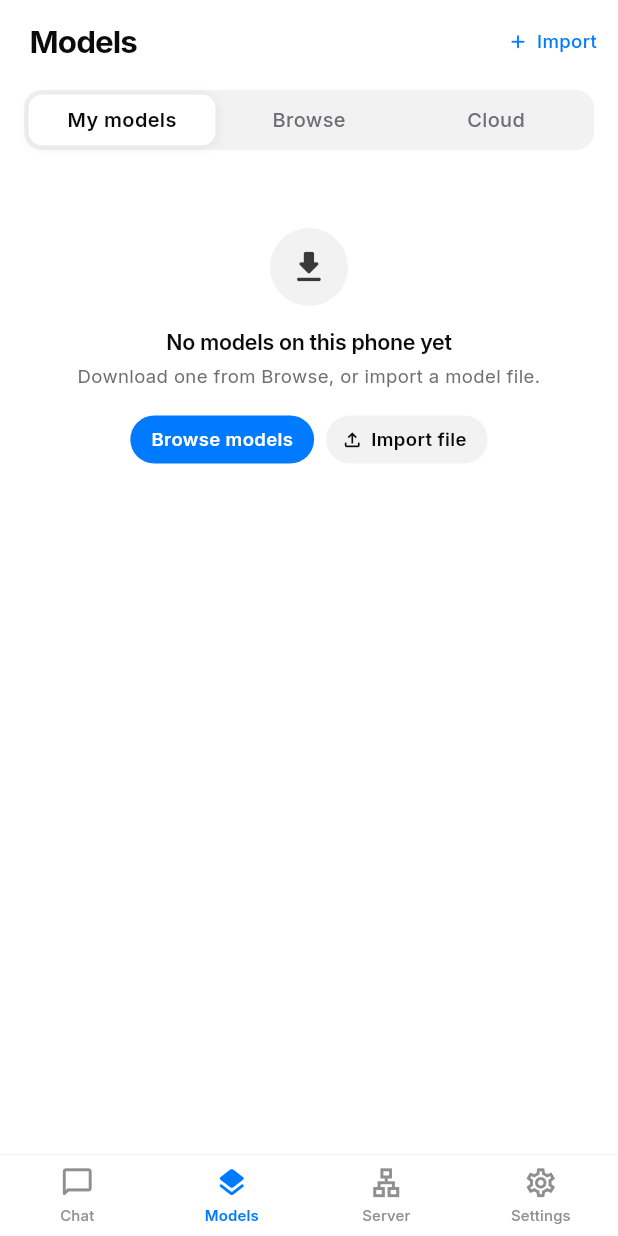
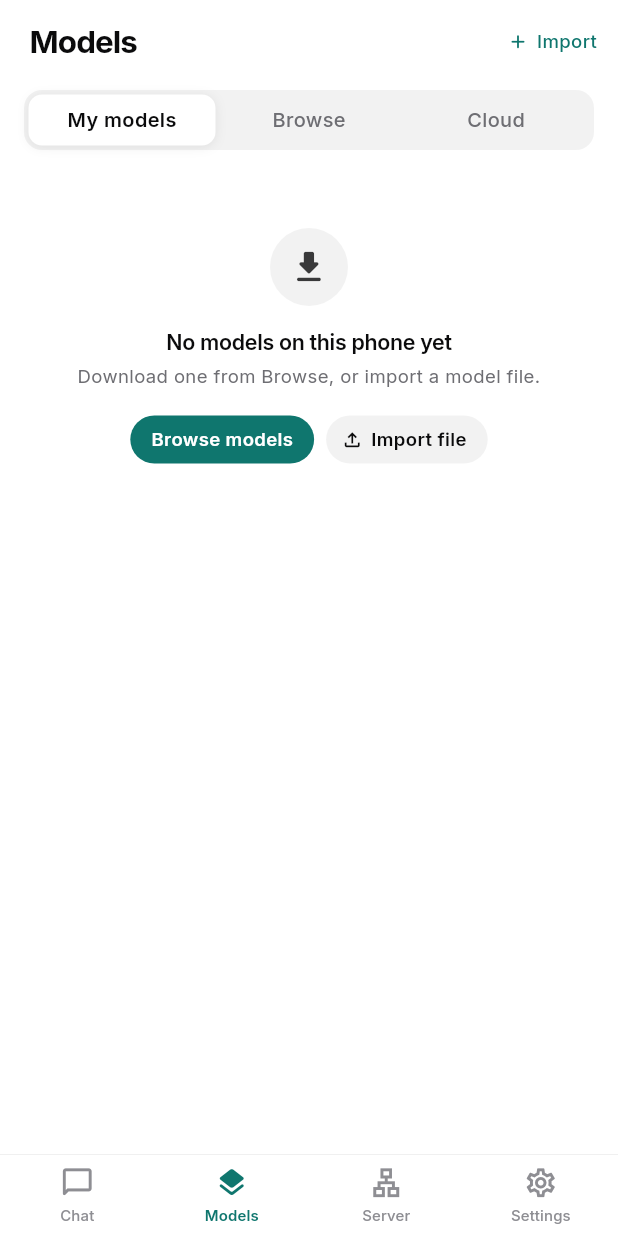
Before and after one commit to Omatsulijoshua/OpenLM, a Flutter app: the screen it shows after launch, after a tap on "No model on this device", on a phone screen of 412 x 824 dp. Run offline on Flutter 3.47's test engine with Material 3 defaults, Android fonts, the phone set to English and light mode, and no system bars; our stand-ins replace device_info_plus, dio, file_picker, firebase_core, firebase_crashlytics, flutter_local_notifications and 13 more; missing offline and left inert: dart:ffi, dart:js_interop, flutter_background_service, gal, mobile_scanner, syncfusion_flutter_pdf; accounts and stored records are empty; network calls fail; statements that could not run were skipped.

Commit message:
Add Joshua fork branding and teal UI

```diff
--- /dev/null
+++ b/lib/core/brand.dart
@@ -0,0 +1,9 @@
+/// Identity for this independently maintained OpenLM fork.
+class AppBrand {
+  AppBrand._();
+
+  static const name = 'OpenLM';
+  static const author = 'Omatsuli Joshua Toritseju';
+  static const tagline = 'A little space for big ideas.';
+  static const repository = 'Omatsulijoshua/OpenLM';
+}
--- a/lib/core/colors.dart
+++ b/lib/core/colors.dart
@@ -4,8 +4,8 @@ class AppColors {
   AppColors._();
 
   // ── Apple System Colors ──
-  static const Color primary = Color(0xFF007AFF);
-  static const Color primaryDim = Color(0xFF0A84FF);
+  static const Color primary = Color(0xFF0F766E);
+  static const Color primaryDim = Color(0xFF0B8278);
   static const Color secondary = Color(0xFF5856D6);
 
   // Semantic
@@ -26,7 +26,7 @@ class AppColors {
   static const Color card = Color(0xFF1C1C1E);
 
   // Chat Bubbles
-  static const Color userBubble = Color(0xFF007AFF);
+  static const Color userBubble = Color(0xFF0F766E);
   static const Color aiBubble = Color(0xFF1C1C1E);
   static const Color cmdBubble = Color(0xFF1A2E1A);
 
--- a/lib/core/theme.dart
+++ b/lib/core/theme.dart
@@ -32,7 +32,7 @@ class AppTheme {
       dividerColor: separator,
       colorScheme: ColorScheme(
         brightness: brightness,
-        primary: isDark ? const Color(0xFF0A84FF) : AppColors.primary,
+        primary: isDark ? const Color(0xFF0B8278) : AppColors.primary,
         onPrimary: Colors.white,
         secondary: AppColors.secondary,
         onSecondary: textPrimary,
@@ -61,7 +61,7 @@ class AppTheme {
           fontWeight: FontWeight.w600,
           color: textPrimary,
         ),
-        iconTheme: IconThemeData(color: isDark ? const Color(0xFF0A84FF) : AppColors.primary),
+        iconTheme: IconThemeData(color: isDark ? const Color(0xFF0B8278) : AppColors.primary),
         systemOverlayStyle: isDark ? SystemUiOverlayStyle.light : SystemUiOverlayStyle.dark,
       ),
 
@@ -79,7 +79,7 @@ class AppTheme {
       // ── Bottom Nav ──
       bottomNavigationBarTheme: BottomNavigationBarThemeData(
         backgroundColor: bg,
-        selectedItemColor: isDark ? const Color(0xFF0A84FF) : AppColors.primary,
+        selectedItemColor: isDark ? const Color(0xFF0B8278) : AppColors.primary,
         unselectedItemColor: textMuted,
         type: BottomNavigationBarType.fixed,
         elevation: 0,
@@ -102,7 +102,7 @@ class AppTheme {
         ),
         focusedBorder: OutlineInputBorder(
           borderRadius: BorderRadius.circular(12),
-          borderSide: BorderSide(color: isDark ? const Color(0xFF0A84FF) : AppColors.primary, width: 1),
+          borderSide: BorderSide(color: isDark ? const Color(0xFF0B8278) : AppColors.primary, width: 1),
         ),
         hintStyle: GoogleFonts.inter(color: textMuted, fontSize: 15),
         labelStyle: GoogleFonts.inter(color: textMuted, fontSize: 14),
@@ -111,7 +111,7 @@ class AppTheme {
       // ── Buttons ──
       elevatedButtonTheme: ElevatedButtonThemeData(
         style: ElevatedButton.styleFrom(
-          backgroundColor: isDark ? const Color(0xFF0A84FF) : AppColors.primary,
+          backgroundColor: isDark ? const Color(0xFF0B8278) : AppColors.primary,
           foregroundColor: Colors.white,
           elevation: 0,
           padding: const EdgeInsets.symmetric(horizontal: 24, vertical: 14),
@@ -122,7 +122,7 @@ class AppTheme {
 
       outlinedButtonTheme: OutlinedButtonThemeData(
         style: OutlinedButton.styleFrom(
-          foregroundColor: isDark ? const Color(0xFF0A84FF) : AppColors.primary,
+          foregroundColor: isDark ? const Color(0xFF0B8278) : AppColors.primary,
           side: BorderSide(color: separator),
           padding: const EdgeInsets.symmetric(horizontal: 20, vertical: 12),
           shape: RoundedRectangleBorder(borderRadius: BorderRadius.circular(12)),
@@ -132,14 +132,14 @@ class AppTheme {
 
       textButtonTheme: TextButtonThemeData(
         style: TextButton.styleFrom(
-          foregroundColor: isDark ? const Color(0xFF0A84FF) : AppColors.primary,
+          foregroundColor: isDark ? const Color(0xFF0B8278) : AppColors.primary,
           textStyle: GoogleFonts.inter(fontSize: 15, fontWeight: FontWeight.w500),
         ),
       ),
 
       filledButtonTheme: FilledButtonThemeData(
         style: FilledButton.styleFrom(
-          backgroundColor: isDark ? const Color(0xFF0A84FF) : AppColors.primary,
+          backgroundColor: isDark ? const Color(0xFF0B8278) : AppColors.primary,
           foregroundColor: Colors.white,
           elevation: 0,
           padding: const EdgeInsets.symmetric(horizontal: 20, vertical: 12),
@@ -167,7 +167,7 @@ class AppTheme {
       ),
 
       sliderTheme: SliderThemeData(
-        activeTrackColor: isDark ? const Color(0xFF0A84FF) : AppColors.primary,
+        activeTrackColor: isDark ? const Color(0xFF0B8278) : AppColors.primary,
         inactiveTrackColor: surfaceHigh,
         thumbColor: Colors.white,
         overlayColor: AppColors.primary.withValues(alpha: 0.1),
@@ -178,7 +178,7 @@ class AppTheme {
       // ── Chips ──
       chipTheme: ChipThemeData(
         backgroundColor: surface,
-        selectedColor: (isDark ? const Color(0xFF0A84FF) : AppColors.primary).withValues(alpha: 0.14),
+        selectedColor: (isDark ? const Color(0xFF0B8278) : AppColors.primary).withValues(alpha: 0.14),
         labelStyle: GoogleFonts.inter(fontSize: 13, fontWeight: FontWeight.w500),
         shape: RoundedRectangleBorder(borderRadius: BorderRadius.circular(20)),
         side: BorderSide(color: separator),
@@ -189,11 +189,11 @@ class AppTheme {
       segmentedButtonTheme: SegmentedButtonThemeData(
         style: ButtonStyle(
           backgroundColor: WidgetStateProperty.resolveWith((states) {
-            if (states.contains(WidgetState.selected)) return (isDark ? const Color(0xFF0A84FF) : AppColors.primary).withValues(alpha: 0.14);
+            if (states.contains(WidgetState.selected)) return (isDark ? const Color(0xFF0B8278) : AppColors.primary).withValues(alpha: 0.14);
             return Colors.transparent;
           }),
           foregroundColor: WidgetStateProperty.resolveWith((states) {
-            if (states.contains(WidgetState.selected)) return isDark ? const Color(0xFF0A84FF) : AppColors.primary;
+            if (states.contains(WidgetState.selected)) return isDark ? const Color(0xFF0B8278) : AppColors.primary;
             return textMuted;
           }),
           side: WidgetStateProperty.all(BorderSide(color: separator)),
@@ -214,7 +214,7 @@ class AppTheme {
         shape: const RoundedRectangleBorder(borderRadius: BorderRadius.vertical(top: Radius.circular(16))),
       ),
       floatingActionButtonTheme: FloatingActionButtonThemeData(
-        backgroundColor: isDark ? const Color(0xFF0A84FF) : AppColors.primary,
+        backgroundColor: isDark ? const Color(0xFF0B8278) : AppColors.primary,
         foregroundColor: Colors.white,
         elevation: 0,
         shape: RoundedRectangleBorder(borderRadius: BorderRadius.circular(16)),
@@ -227,12 +227,12 @@ class AppTheme {
       ),
       radioTheme: RadioThemeData(
         fillColor: WidgetStateProperty.resolveWith((states) {
-          if (states.contains(WidgetState.selected)) return isDark ? const Color(0xFF0A84FF) : AppColors.primary;
+          if (states.contains(WidgetState.selected)) return isDark ? const Color(0xFF0B8278) : AppColors.primary;
           return textMuted;
         }),
       ),
       progressIndicatorTheme: ProgressIndicatorThemeData(
-        color: isDark ? const Color(0xFF0A84FF) : AppColors.primary,
+        color: isDark ? const Color(0xFF0B8278) : AppColors.primary,
         linearTrackColor: surfaceHigh,
       ),
       snackBarTheme: SnackBarThemeData(
@@ -247,8 +247,8 @@ class AppTheme {
   // Bubble colors
   static Color userBubbleColor(BuildContext context) {
     return Theme.of(context).brightness == Brightness.dark
-        ? const Color(0xFF0A84FF)
-        : const Color(0xFF007AFF);
+        ? const Color(0xFF0B8278)
+        : const Color(0xFF0F766E);
   }
 
   static Color aiBubbleColor(BuildContext context) {
--- a/lib/core/ui.dart
+++ b/lib/core/ui.dart
@@ -54,7 +54,7 @@ class AppTokens {
       text: d ? Colors.white : const Color(0xFF0B0B0C),
       muted: d ? const Color(0xFF8E8E93) : const Color(0xFF6E6E73),
       faint: d ? const Color(0xFF5A5A5F) : const Color(0xFFAEAEB2),
-      accent: d ? const Color(0xFF0A84FF) : const Color(0xFF007AFF),
+      accent: d ? const Color(0xFF0B8278) : const Color(0xFF0F766E),
       surface: d ? const Color(0xFF141416) : const Color(0xFFF5F5F7),
       surfacePressed: d ? const Color(0xFF1E1E21) : const Color(0xFFEBEBED),
       fill: d
--- a/lib/main.dart
+++ b/lib/main.dart
@@ -13,6 +13,7 @@ import 'controllers/cloud_model_controller.dart';
 import 'controllers/server_controller.dart';
 import 'controllers/model_controller.dart';
 import 'core/theme.dart';
+import 'core/brand.dart';
 //////
 import 'core/routes.dart';
 import 'services/hive_service.dart';
@@ -230,7 +231,7 @@ class OpenLMApp extends StatelessWidget {
       final themeMode = settings.themeMode.value;
       final scale = settings.fontScale.value; // read here → Obx tracks it
       return GetMaterialApp(
-        title: 'OpenLM',
+        title: AppBrand.name,
         debugShowCheckedModeBanner: false,
         theme: AppTheme.lightTheme,
         darkTheme: AppTheme.darkTheme,
--- a/lib/views/chat_view.dart
+++ b/lib/views/chat_view.dart
@@ -20,13 +20,14 @@ import '../widgets/chat_bubble.dart';
 import '../widgets/chat_drawer.dart';
 import '../widgets/home_empty_state.dart';
 import '../core/ui.dart';
+import '../core/brand.dart';
 import '../widgets/thought_disclosure.dart';
 import '../core/haptics.dart';
 
 // ── Apple-style color helpers ──
 Color _appleBlue(BuildContext c) => Theme.of(c).brightness == Brightness.dark
-    ? const Color(0xFF0A84FF)
-    : const Color(0xFF007AFF);
+    ? const Color(0xFF0B8278)
+    : const Color(0xFF0F766E);
 
 Color _aiBubble(BuildContext c) => Theme.of(c).brightness == Brightness.dark
     ? const Color(0xFF1C1C1E)
@@ -125,7 +126,7 @@ class ChatView extends GetView<ChatController> {
         if (controller.messages.isEmpty) {
           return Padding(
             padding: const EdgeInsets.only(right: 16),
-            child: Text('OpenLM',
+            child: Text(AppBrand.name,
                 style: GoogleFonts.inter(
                     fontWeight: FontWeight.w700,
                     fontSize: 18,
--- a/lib/views/home_view.dart
+++ b/lib/views/home_view.dart
@@ -77,7 +77,7 @@ class HomeView extends GetView<HomeController> {
   }
 
   Widget _buildBottomNav(BuildContext context, bool isDark) {
-    final accent = isDark ? const Color(0xFF0A84FF) : const Color(0xFF007AFF);
+    final accent = isDark ? const Color(0xFF0B8278) : const Color(0xFF0F766E);
     final muted = isDark ? const Color(0xFF7C7C80) : const Color(0xFF8E8E93);
     final current = controller.currentTab.value;
     return Container(
@@ -141,7 +141,7 @@ class HomeView extends GetView<HomeController> {
   }
 
   Widget _buildSidebar(BuildContext context, bool isDark) {
-    final accent = isDark ? const Color(0xFF0A84FF) : const Color(0xFF007AFF);
+    final accent = isDark ? const Color(0xFF0B8278) : const Color(0xFF0F766E);
     final muted = Theme.of(context).hintColor;
 
     return Container(
--- a/lib/views/settings_view.dart
+++ b/lib/views/settings_view.dart
@@ -3,6 +3,8 @@ import 'package:get/get.dart';
 import '../controllers/settings_controller.dart';
 import '../core/constants.dart';
 import '../core/ui.dart';
+import '../core/brand.dart';
+import '../widgets/brand_mark.dart';
 import '../widgets/home_empty_state.dart' show providerLabel;
 import '../services/inference_service.dart';
 import '../services/hive_service.dart';
@@ -145,17 +147,18 @@ class SettingsView extends GetView<SettingsController> {
                 onTap: () => Get.to(() => const LogView()),
               ),
               AppRow(
-                leading: ClipRRect(
-                  borderRadius: BorderRadius.circular(8),
-                  child: Image.asset('assets/icons/appicon.png',
-                      width: 32, height: 32),
-                ),
-                title: 'OpenLM',
+                leading: const BrandMark(size: 32),
+                title: AppBrand.name,
                 subtitle: controller.appVersion.value.isEmpty
-                    ? 'Cross-Platform LLM Client'
-                    : 'Version ${controller.appVersion.value}',
+                    ? 'Maintained by ${AppBrand.author}'
+                    : 'By ${AppBrand.author} · Version ${controller.appVersion.value}',
               ),
             ]),
+            Padding(
+              padding: const EdgeInsets.symmetric(horizontal: 20, vertical: 20),
+              child: Text('Based on OpenLM · MIT licensed',
+                  textAlign: TextAlign.center, style: t.caption),
+            ),
           ],
         );
       }),
--- a/lib/views/web_image_gen_test_view.dart
+++ b/lib/views/web_image_gen_test_view.dart
@@ -96,7 +96,7 @@ class _WebImageGenTestViewState extends State<WebImageGenTestView> {
                 ElevatedButton(
                   onPressed: _localImage.isModelLoaded.value ? _generate : null,
                   style: ElevatedButton.styleFrom(
-                    backgroundColor: const Color(0xFF0A84FF),
+                    backgroundColor: const Color(0xFF0B8278),
                     foregroundColor: Colors.white,
                   ),
                   child: const Text('Generate'),
--- /dev/null
+++ b/lib/widgets/brand_mark.dart
@@ -0,0 +1,32 @@
+import 'package:flutter/material.dart';
+
+/// A small, scalable identity mark that stays crisp at any display density.
+class BrandMark extends StatelessWidget {
+  final double size;
+  const BrandMark({super.key, this.size = 64});
+
+  @override
+  Widget build(BuildContext context) {
+    return Container(
+      width: size,
+      height: size,
+      decoration: BoxDecoration(
+        gradient: const LinearGradient(
+          begin: Alignment.topLeft,
+          end: Alignment.bottomRight,
+          colors: [Color(0xFF0F766E), Color(0xFF134E4A)],
+        ),
+        borderRadius: BorderRadius.circular(size * 0.32),
+        boxShadow: [
+          BoxShadow(
+            color: const Color(0xFF0F766E).withValues(alpha: 0.18),
+            blurRadius: size * 0.45,
+            offset: Offset(0, size * 0.12),
+          ),
+        ],
+      ),
+      child: Icon(Icons.auto_awesome_rounded,
+          color: const Color(0xFFCCFBF1), size: size * 0.5),
+    );
+  }
+}
--- a/lib/widgets/chat_drawer.dart
+++ b/lib/widgets/chat_drawer.dart
@@ -146,7 +146,7 @@ class _ChatDrawerState extends State<ChatDrawer> {
     final isDark = Theme.of(context).brightness == Brightness.dark;
     final text = isDark ? Colors.white : const Color(0xFF0B0B0C);
     final muted = isDark ? const Color(0xFF8E8E93) : const Color(0xFF6E6E73);
-    final accent = isDark ? const Color(0xFF0A84FF) : const Color(0xFF007AFF);
+    final accent = isDark ? const Color(0xFF0B8278) : const Color(0xFF0F766E);
     final bg = isDark ? const Color(0xFF0E0E10) : const Color(0xFFF7F7F8);
     final field = isDark
         ? Colors.white.withValues(alpha: 0.07)
--- a/lib/widgets/home_empty_state.dart
+++ b/lib/widgets/home_empty_state.dart
@@ -10,6 +10,8 @@ import '../services/cluster_service.dart';
 import '../services/inference_service.dart';
 import '../services/local_image_service.dart';
 import '../core/haptics.dart';
+import '../core/brand.dart';
+import 'brand_mark.dart';
 
 /// Landing screen shown in the Chat tab before the first message is sent.
 ///
@@ -97,7 +99,7 @@ class _HomeTokens {
       text: isDark ? Colors.white : const Color(0xFF0B0B0C),
       muted: isDark ? const Color(0xFF8E8E93) : const Color(0xFF6E6E73),
       faint: isDark ? const Color(0xFF5A5A5F) : const Color(0xFFAEAEB2),
-      accent: isDark ? const Color(0xFF0A84FF) : const Color(0xFF007AFF),
+      accent: isDark ? const Color(0xFF0B8278) : const Color(0xFF0F766E),
       card: isDark ? const Color(0xFF141416) : const Color(0xFFF5F5F7),
       cardPressed: isDark ? const Color(0xFF1E1E21) : const Color(0xFFEBEBED),
       hairline: isDark
@@ -188,11 +190,11 @@ class _Greeting extends StatelessWidget {
   Widget build(BuildContext context) {
     return Column(children: [
       if (!compact) ...[
-        Image.asset('assets/icons/appicon.png', width: 44, height: 44),
+        const BrandMark(size: 68),
         const SizedBox(height: 18),
       ],
       Text(
-        "$_salutation\nwhat's on your mind?",
+        "$_salutation\nlet's make something.",
         textAlign: TextAlign.center,
         style: GoogleFonts.inter(
           fontSize: compact ? 24 : 28,
@@ -202,6 +204,12 @@ class _Greeting extends StatelessWidget {
           color: t.text.withValues(alpha: 0.88),
         ),
       ),
+      if (!compact) ...[
+        const SizedBox(height: 12),
+        Text(AppBrand.tagline,
+            textAlign: TextAlign.center,
+            style: GoogleFonts.inter(fontSize: 13, color: t.muted)),
+      ],
     ]);
   }
 }
@@ -464,12 +472,12 @@ class _Starter {
 }
 
 const _textStarters = [
-  _Starter(Icons.lightbulb_outline_rounded, 'Explain quantum computing simply',
+  _Starter(Icons.lightbulb_outline_rounded, 'Make a tricky idea click',
       'Explain quantum computing simply, like I\'m new to it.'),
-  _Starter(Icons.mail_outline_rounded, 'Write a polite follow-up email',
+  _Starter(Icons.mail_outline_rounded, 'Find the right words',
       'Write a short, polite follow-up email to someone who hasn\'t replied in a week.'),
-  _Starter(Icons.flight_takeoff_rounded, 'Plan a 3-day trip to Tokyo',
-      'Plan a relaxed 3-day trip to Tokyo with food and sightseeing.'),
+  _Starter(Icons.flight_takeoff_rounded, 'Turn an idea into a plan',
+      'Help me turn my idea into a practical plan. Start by asking what I want to achieve.'),
 ];
 
 const _imageStarters = [
--- a/lib/widgets/thought_disclosure.dart
+++ b/lib/widgets/thought_disclosure.dart
@@ -101,7 +101,7 @@ class _ThoughtDisclosureState extends State<ThoughtDisclosure>
     final isDark = Theme.of(context).brightness == Brightness.dark;
     final muted = Theme.of(context).hintColor;
     final accentColor =
-        isDark ? const Color(0xFF0A84FF) : const Color(0xFF007AFF);
+        isDark ? const Color(0xFF0B8278) : const Color(0xFF0F766E);
 
     // Inline disclosure: a quiet "Thought for 6s ›" line; expanded reasoning
     // sits behind a thin left rule, like a quote.
```
Also changed, not shown: 4 other files.
